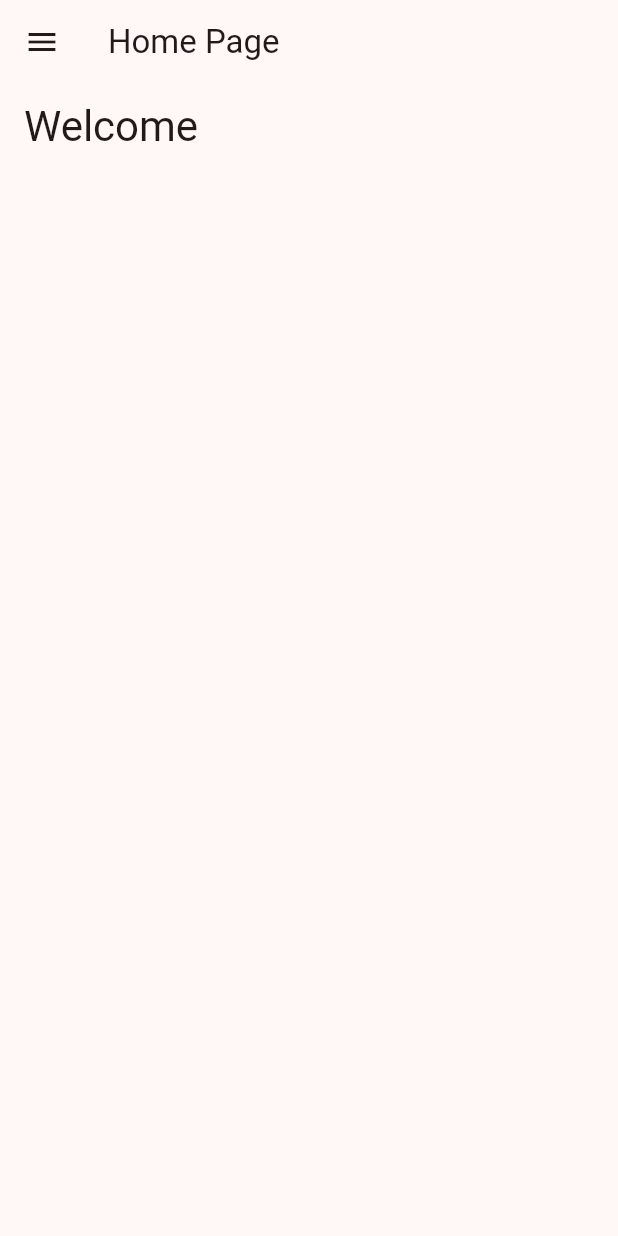
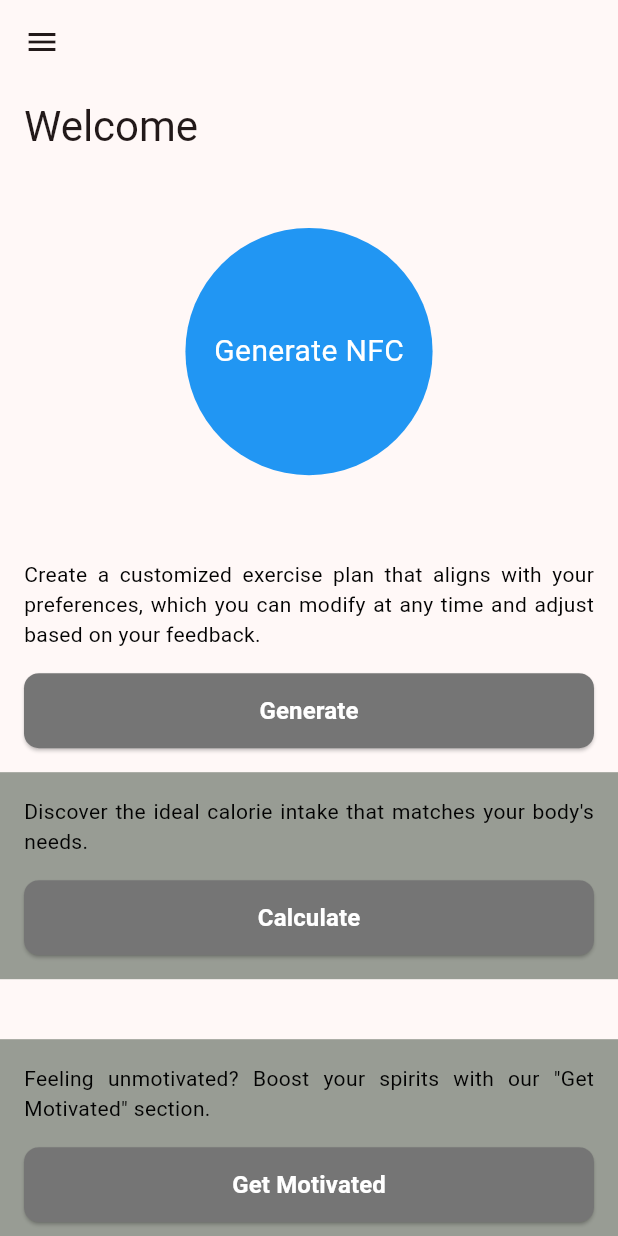
Before and after one commit to habray-99/fyp, a Flutter app: the HomePage screen opened directly, on a phone screen of 412 x 824 dp. Run offline on Flutter 3.47's test engine with Material 3 defaults, Android fonts, the phone set to English and light mode, and no system bars; our stand-ins replace cached_network_image, flutter_signin_button, flutter_svg, get, get_storage; missing offline and left inert: esewa_flutter_sdk, khalti_flutter, simple_fontellico_progress_dialog; accounts and stored records are empty; network calls fail; Roboto replaces fonts that are missing (WorkSans).

Commit message:
Add new pages and update UI in home_page.dart

```diff
--- a/lib/views/dashboard/home_page.dart
+++ b/lib/views/dashboard/home_page.dart
@@ -2,19 +2,21 @@ import 'package:flutter/material.dart';
 import 'package:fyp/controller/core_controller.dart';
 import 'package:fyp/views/dashboard/all_gyms_list.dart';
 import 'package:fyp/views/dashboard/calories_calculator_page.dart';
+import 'package:fyp/views/dashboard/exercise_selection_page.dart';
+import 'package:fyp/views/dashboard/nfc_generator_animation.dart';
 import 'package:fyp/views/dashboard/quote_list_page.dart';
 import 'package:fyp/widgets/custom/custom_elevated_button.dart';
 import 'package:get/get.dart';
 
 class HomePage extends StatelessWidget {
   HomePage({super.key});
-  var c = Get.put(CoreController());
+  final c = Get.put(CoreController());
   @override
   Widget build(BuildContext context) {
     return SafeArea(
       child: Scaffold(
         appBar: AppBar(
-          title: const Text("Home Page"),
+            // title: const Text("Home Page"),
             ),
         // body: Center(child: CustomElevatedButton(title: "Log Out", onTap: () {c.logOut();})),
         drawer: Drawer(
@@ -41,7 +43,7 @@ class HomePage extends StatelessWidget {
               ListTile(
                 title: const Text("Browse Gyms"),
                 onTap: () {
-                  Get.to(() => GymListPage());
+                  Get.to(() => const GymListPage());
                 },
               ),
               ListTile(
@@ -50,7 +52,7 @@ class HomePage extends StatelessWidget {
                   // Update the state of the app.
                   // ...
                   // Get.to(() => QuoteListPage());
-                  Get.to(() => CaloriesCalculatorPage());
+                  Get.to(() => const CaloriesCalculatorPage());
                 },
               ),
               ListTile(
@@ -66,6 +68,7 @@ class HomePage extends StatelessWidget {
                 onTap: () {
                   // Update the state of the app.
                   // ...
+                  Get.to(() => ExerciseSelectionPage());
                 },
               ),
               ListTile(
@@ -81,7 +84,8 @@ class HomePage extends StatelessWidget {
             ],
           ),
         ),
-        body: Column(
+        body: SingleChildScrollView(
+          child: Column(
             children: [
               ListTile(
                 title: Text(
@@ -92,7 +96,124 @@ class HomePage extends StatelessWidget {
                 // "You are logged in as ${c.currentUser.value?.memberName}"),
                 // ),
               ),
+              const SizedBox(
+                height: 20 * 2,
+              ),
+              const Center(
+                child: NfcGeneratorAnimation(),
+              ),
+              const SizedBox(
+                height: 20 * 2,
+              ),
+              Container(
+                padding: const EdgeInsets.all(16),
+                // color: const Color(0xffE6E49F), // Background color
+                child: Column(
+                  mainAxisAlignment: MainAxisAlignment.center,
+                  children: [
+                    Text(
+                      "Create a customized exercise plan that aligns with your preferences, which you can modify at any time and adjust based on your feedback.",
+                      style: TextStyle(
+                        color: const Color(0xFF020202),
+                        fontSize:
+                            Theme.of(context).textTheme.bodyMedium?.fontSize,
+                      ),
+                      textAlign: TextAlign.justify,
+                    ),
+                    const SizedBox(
+                        height:
+                            16), // Add some space between the text and the button
+                    // ElevatedButton(
+                    //   onPressed: () {
+                    //     // Implement the action for the "Generate" button
+                    //   },
+                    //   child: const Text("Generate"),
+                    //   style: ElevatedButton.styleFrom(
+                    //     backgroundColor:
+                    //         const Color(0xFFBDC2BF), // Button background color
+                    //   ),
+                    // ),
+                    CustomElevatedButton(
+                        title: "Generate",
+                        onTap: () {
+                          Get.to(() => ExerciseSelectionPage());
+                        }),
                   ],
+                ),
+              ),
+
+              // ListTile()
+              Container(
+                padding: const EdgeInsets.all(16),
+                color: const Color(0xFF989C94), // Background color
+                child: Column(
+                  mainAxisAlignment: MainAxisAlignment.center,
+                  children: [
+                    const Text(
+                      "Discover the ideal calorie intake that matches your body's needs.",
+                      style: TextStyle(
+                        color: Color(0xFF020202), // Text color
+                      ),
+                      textAlign: TextAlign.justify,
+                    ),
+                    const SizedBox(
+                        height:
+                            16), // Add some space between the text and the button
+                    // ElevatedButton(
+                    //   onPressed: () {
+                    //     // Implement the action for the "Generate" button
+                    //   },
+                    //   child: Text("Calculate"),
+                    //   style: ElevatedButton.styleFrom(
+                    //       // primary: Color(0xFFBDC2BF), // Button background color
+                    //       ),
+                    // ),
+                    CustomElevatedButton(
+                        title: "Calculate",
+                        onTap: () {
+                          Get.to(() => const CaloriesCalculatorPage());
+                        }),
+                  ],
+                ),
+              ),
+              const SizedBox(
+                height: 20 * 2,
+              ),
+              Container(
+                padding: const EdgeInsets.all(16),
+                color: const Color(0xFF989C94), // Background color
+                child: Column(
+                  mainAxisAlignment: MainAxisAlignment.center,
+                  children: [
+                    const Text(
+                      "Feeling unmotivated? Boost your spirits with our \"Get Motivated\" section.",
+                      style: TextStyle(
+                        color: Color(0xFF020202), // Text color
+                      ),
+                      textAlign: TextAlign.justify,
+                    ),
+                    const SizedBox(
+                        height:
+                            16), // Add some space between the text and the button
+                    // ElevatedButton(
+                    //   onPressed: () {
+                    //     // Implement the action for the "Generate" button
+                    //   },
+                    //   child: Text("Calculate"),
+                    //   style: ElevatedButton.styleFrom(
+                    //       // primary: Color(0xFFBDC2BF), // Button background color
+                    //       ),
+                    // ),
+                    CustomElevatedButton(
+                        title: "Get Motivated",
+                        onTap: () {
+                          Get.to(() => QuoteListPage());
+                        }),
+                  ],
+                ),
+              ),
+            ],
+          ),
         ),
       ),
     );
```
Lines whose indentation alone changed are shown as unchanged.
